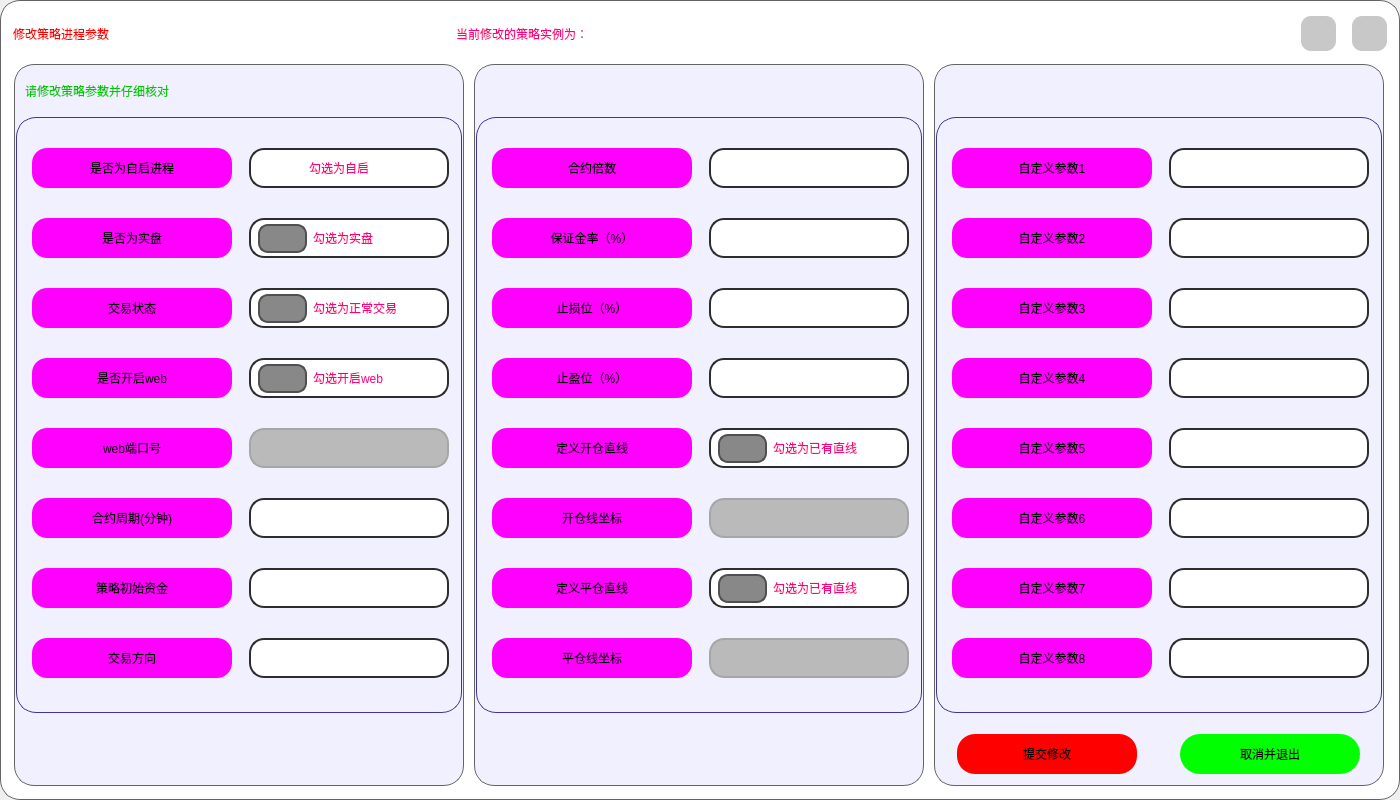
First picture: the form in UI/ModifyParameters_light.ui, repository shiyindebcd/ProcessTrader, before the edit.
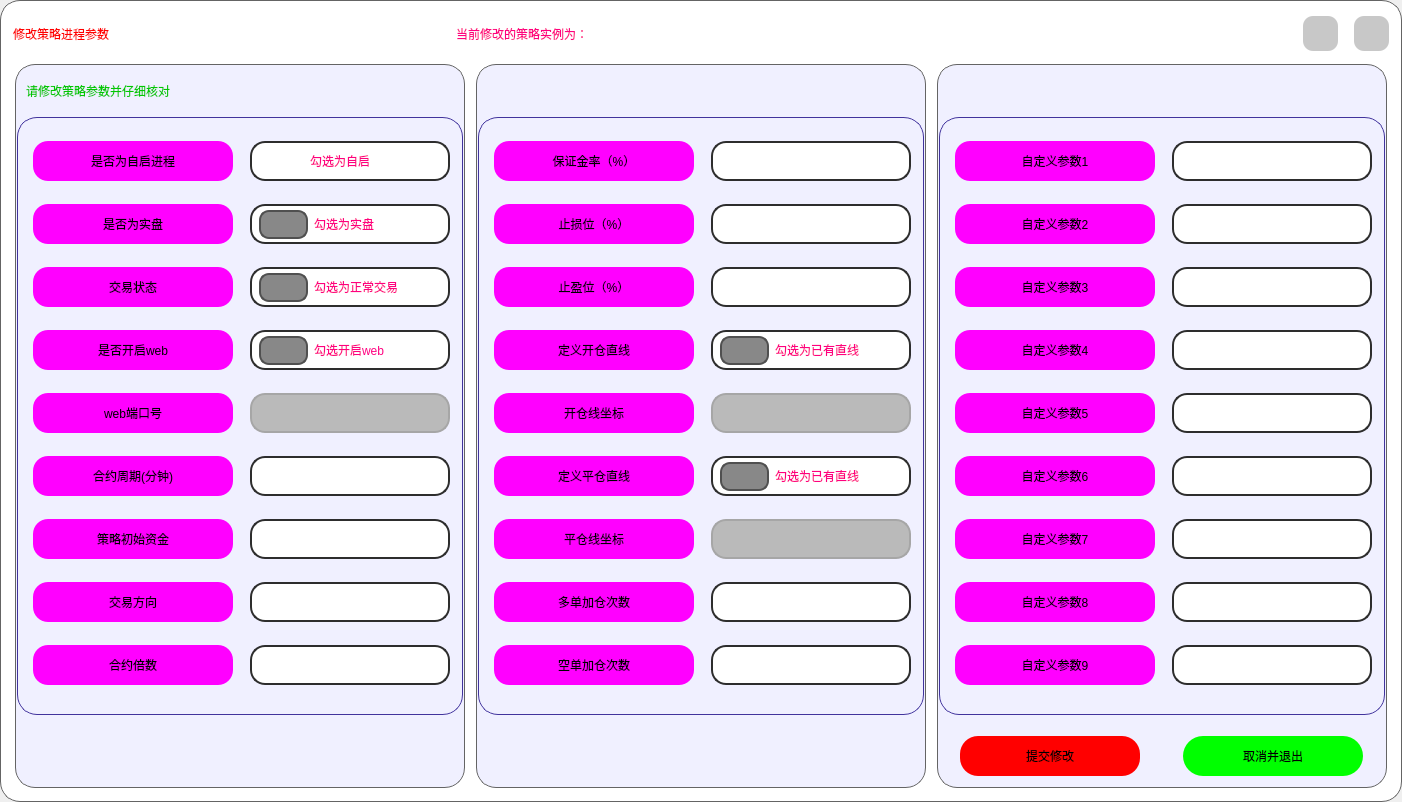
Second picture: the form after the edit. Icons and pictures are not drawn.

The edit to the form file:
```diff
--- a/UI/ModifyParameters_light.ui
+++ b/UI/ModifyParameters_light.ui
@@ -6,8 +6,8 @@
    <rect>
     <x>0</x>
     <y>0</y>
-    <width>1400</width>
-    <height>800</height>
+    <width>1402</width>
+    <height>802</height>
    </rect>
   </property>
   <property name="windowTitle">
@@ -815,6 +815,47 @@
                     </property>
                    </widget>
                   </item>
+                  <item>
+                   <widget class="QLabel" name="label_contract_multiples">
+                    <property name="minimumSize">
+                     <size>
+                      <width>200</width>
+                      <height>40</height>
+                     </size>
+                    </property>
+                    <property name="maximumSize">
+                     <size>
+                      <width>200</width>
+                      <height>40</height>
+                     </size>
+                    </property>
+                    <property name="styleSheet">
+                     <string notr="true">QLabel {
+	font: 700 18pt &quot;等线&quot;;
+	background-color: rgb(255, 0, 255);
+	border-radius: 15px;
+}
+
+QLabel:hover{
+	border: 3px solid rgb(0, 255, 0);
+}
+QLabel:disabled{
+	color: rgb(0, 0, 0);
+	border-color: rgb(166, 166, 166);
+    background-color: rgb(186, 186, 186);
+}</string>
+                    </property>
+                    <property name="text">
+                     <string>合约倍数</string>
+                    </property>
+                    <property name="alignment">
+                     <set>Qt::AlignCenter</set>
+                    </property>
+                    <property name="buddy">
+                     <cstring>contract_multiples</cstring>
+                    </property>
+                   </widget>
+                  </item>
                  </layout>
                 </widget>
                </item>
@@ -1232,6 +1273,47 @@
                     </property>
                    </widget>
                   </item>
+                  <item>
+                   <widget class="QLineEdit" name="contract_multiples">
+                    <property name="minimumSize">
+                     <size>
+                      <width>200</width>
+                      <height>40</height>
+                     </size>
+                    </property>
+                    <property name="maximumSize">
+                     <size>
+                      <width>200</width>
+                      <height>40</height>
+                     </size>
+                    </property>
+                    <property name="styleSheet">
+                     <string notr="true">QLineEdit {
+	border: 2px solid rgb(45, 45, 45);
+	border-radius: 15px;
+	padding: 5px;
+	background-color: rgb(255, 255, 255);	
+	color: rgb(0, 0, 0);
+	font: 700 18pt &quot;等线&quot;;
+}
+QLineEdit:hover {
+	border: 3px solid rgb(255, 85, 0);
+}
+QLineEdit:focus {
+	border: 3px solid rgb(255, 85, 0);
+	color: rgb(255, 0, 0);
+}
+QLineEdit:disabled{
+	color: rgb(0, 0, 0);
+	border-color: rgb(166, 166, 166);
+    background-color: rgb(186, 186, 186);
+}</string>
+                    </property>
+                    <property name="text">
+                     <string/>
+                    </property>
+                   </widget>
+                  </item>
                  </layout>
                 </widget>
                </item>
@@ -1416,47 +1498,6 @@
                   <property name="bottomMargin">
                    <number>0</number>
                   </property>
-                  <item>
-                   <widget class="QLabel" name="label_contract_multiples">
-                    <property name="minimumSize">
-                     <size>
-                      <width>200</width>
-                      <height>40</height>
-                     </size>
-                    </property>
-                    <property name="maximumSize">
-                     <size>
-                      <width>200</width>
-                      <height>40</height>
-                     </size>
-                    </property>
-                    <property name="styleSheet">
-                     <string notr="true">QLabel {
-	font: 700 18pt &quot;等线&quot;;
-	background-color: rgb(255, 0, 255);
-	border-radius: 15px;
-}
-
-QLabel:hover{
-	border: 3px solid rgb(0, 255, 0);
-}
-QLabel:disabled{
-	color: rgb(0, 0, 0);
-	border-color: rgb(166, 166, 166);
-    background-color: rgb(186, 186, 186);
-}</string>
-                    </property>
-                    <property name="text">
-                     <string>合约倍数</string>
-                    </property>
-                    <property name="alignment">
-                     <set>Qt::AlignCenter</set>
-                    </property>
-                    <property name="buddy">
-                     <cstring>contract_multiples</cstring>
-                    </property>
-                   </widget>
-                  </item>
                   <item>
                    <widget class="QLabel" name="label_margin_rate">
                     <property name="minimumSize">
@@ -1738,6 +1779,82 @@
                     </property>
                    </widget>
                   </item>
+                  <item>
+                   <widget class="QLabel" name="label_long_add_times">
+                    <property name="minimumSize">
+                     <size>
+                      <width>200</width>
+                      <height>40</height>
+                     </size>
+                    </property>
+                    <property name="maximumSize">
+                     <size>
+                      <width>200</width>
+                      <height>40</height>
+                     </size>
+                    </property>
+                    <property name="styleSheet">
+                     <string notr="true">QLabel {
+	font: 700 18pt &quot;等线&quot;;
+	background-color: rgb(255, 0, 255);
+	border-radius: 15px;
+}
+
+QLabel:hover{
+	border: 3px solid rgb(0, 255, 0);
+}
+QLabel:disabled{
+	color: rgb(0, 0, 0);
+	border-color: rgb(166, 166, 166);
+    background-color: rgb(186, 186, 186);
+}</string>
+                    </property>
+                    <property name="text">
+                     <string>多单加仓次数</string>
+                    </property>
+                    <property name="alignment">
+                     <set>Qt::AlignCenter</set>
+                    </property>
+                   </widget>
+                  </item>
+                  <item>
+                   <widget class="QLabel" name="label_short_add_times">
+                    <property name="minimumSize">
+                     <size>
+                      <width>200</width>
+                      <height>40</height>
+                     </size>
+                    </property>
+                    <property name="maximumSize">
+                     <size>
+                      <width>200</width>
+                      <height>40</height>
+                     </size>
+                    </property>
+                    <property name="styleSheet">
+                     <string notr="true">QLabel {
+	font: 700 18pt &quot;等线&quot;;
+	background-color: rgb(255, 0, 255);
+	border-radius: 15px;
+}
+
+QLabel:hover{
+	border: 3px solid rgb(0, 255, 0);
+}
+QLabel:disabled{
+	color: rgb(0, 0, 0);
+	border-color: rgb(166, 166, 166);
+    background-color: rgb(186, 186, 186);
+}</string>
+                    </property>
+                    <property name="text">
+                     <string>空单加仓次数</string>
+                    </property>
+                    <property name="alignment">
+                     <set>Qt::AlignCenter</set>
+                    </property>
+                   </widget>
+                  </item>
                  </layout>
                 </widget>
                </item>
@@ -1786,47 +1903,6 @@
                   <property name="bottomMargin">
                    <number>0</number>
                   </property>
-                  <item>
-                   <widget class="QLineEdit" name="contract_multiples">
-                    <property name="minimumSize">
-                     <size>
-                      <width>200</width>
-                      <height>40</height>
-                     </size>
-                    </property>
-                    <property name="maximumSize">
-                     <size>
-                      <width>200</width>
-                      <height>40</height>
-                     </size>
-                    </property>
-                    <property name="styleSheet">
-                     <string notr="true">QLineEdit {
-	border: 2px solid rgb(45, 45, 45);
-	border-radius: 15px;
-	padding: 5px;
-	background-color: rgb(255, 255, 255);	
-	color: rgb(0, 0, 0);
-	font: 700 18pt &quot;等线&quot;;
-}
-QLineEdit:hover {
-	border: 3px solid rgb(255, 85, 0);
-}
-QLineEdit:focus {
-	border: 3px solid rgb(255, 85, 0);
-	color: rgb(255, 0, 0);
-}
-QLineEdit:disabled{
-	color: rgb(0, 0, 0);
-	border-color: rgb(166, 166, 166);
-    background-color: rgb(186, 186, 186);
-}</string>
-                    </property>
-                    <property name="text">
-                     <string/>
-                    </property>
-                   </widget>
-                  </item>
                   <item>
                    <widget class="QLineEdit" name="margin_rate">
                     <property name="minimumSize">
@@ -2130,6 +2206,82 @@
                     </property>
                    </widget>
                   </item>
+                  <item>
+                   <widget class="QLineEdit" name="long_add_times">
+                    <property name="minimumSize">
+                     <size>
+                      <width>200</width>
+                      <height>40</height>
+                     </size>
+                    </property>
+                    <property name="maximumSize">
+                     <size>
+                      <width>200</width>
+                      <height>40</height>
+                     </size>
+                    </property>
+                    <property name="styleSheet">
+                     <string notr="true">QLineEdit {
+	border: 2px solid rgb(45, 45, 45);
+	border-radius: 15px;
+	padding: 5px;
+	background-color: rgb(255, 255, 255);	
+	color: rgb(0, 0, 0);
+	font: 700 18pt &quot;等线&quot;;
+}
+QLineEdit:hover {
+	border: 3px solid rgb(255, 85, 0);
+}
+QLineEdit:focus {
+	border: 3px solid rgb(255, 85, 0);
+	color: rgb(255, 0, 0);
+}
+QLineEdit:disabled{
+	color: rgb(0, 0, 0);
+	border-color: rgb(166, 166, 166);
+    background-color: rgb(186, 186, 186);
+}</string>
+                    </property>
+                   </widget>
+                  </item>
+                  <item>
+                   <widget class="QLineEdit" name="short_add_times">
+                    <property name="minimumSize">
+                     <size>
+                      <width>200</width>
+                      <height>40</height>
+                     </size>
+                    </property>
+                    <property name="maximumSize">
+                     <size>
+                      <width>200</width>
+                      <height>40</height>
+                     </size>
+                    </property>
+                    <property name="styleSheet">
+                     <string notr="true">QLineEdit {
+	border: 2px solid rgb(45, 45, 45);
+	border-radius: 15px;
+	padding: 5px;
+	background-color: rgb(255, 255, 255);	
+	color: rgb(0, 0, 0);
+	font: 700 18pt &quot;等线&quot;;
+}
+QLineEdit:hover {
+	border: 3px solid rgb(255, 85, 0);
+}
+QLineEdit:focus {
+	border: 3px solid rgb(255, 85, 0);
+	color: rgb(255, 0, 0);
+}
+QLineEdit:disabled{
+	color: rgb(0, 0, 0);
+	border-color: rgb(166, 166, 166);
+    background-color: rgb(186, 186, 186);
+}</string>
+                    </property>
+                   </widget>
+                  </item>
                  </layout>
                 </widget>
                </item>
@@ -2661,6 +2813,44 @@
                     </property>
                    </widget>
                   </item>
+                  <item>
+                   <widget class="QLabel" name="label_Customized_parameters9">
+                    <property name="minimumSize">
+                     <size>
+                      <width>200</width>
+                      <height>40</height>
+                     </size>
+                    </property>
+                    <property name="maximumSize">
+                     <size>
+                      <width>200</width>
+                      <height>40</height>
+                     </size>
+                    </property>
+                    <property name="styleSheet">
+                     <string notr="true">QLabel {
+	font: 700 18pt &quot;等线&quot;;
+	background-color: rgb(255, 0, 255);
+	border-radius: 15px;
+}
+
+QLabel:hover{
+	border: 3px solid rgb(0, 255, 0);
+}
+QLabel:disabled{
+	color: rgb(0, 0, 0);
+	border-color: rgb(166, 166, 166);
+    background-color: rgb(186, 186, 186);
+}</string>
+                    </property>
+                    <property name="text">
+                     <string>自定义参数9</string>
+                    </property>
+                    <property name="alignment">
+                     <set>Qt::AlignCenter</set>
+                    </property>
+                   </widget>
+                  </item>
                  </layout>
                 </widget>
                </item>
@@ -3019,6 +3209,44 @@
                     </property>
                    </widget>
                   </item>
+                  <item>
+                   <widget class="QLineEdit" name="Customized_parameters9">
+                    <property name="minimumSize">
+                     <size>
+                      <width>200</width>
+                      <height>40</height>
+                     </size>
+                    </property>
+                    <property name="maximumSize">
+                     <size>
+                      <width>200</width>
+                      <height>40</height>
+                     </size>
+                    </property>
+                    <property name="styleSheet">
+                     <string notr="true">QLineEdit {
+	border: 2px solid rgb(45, 45, 45);
+	border-radius: 15px;
+	padding: 5px;
+	background-color: rgb(255, 255, 255);	
+	color: rgb(0, 0, 0);
+	font: 700 18pt &quot;等线&quot;;
+}
+QLineEdit:hover {
+	border: 3px solid rgb(255, 85, 0);
+}
+QLineEdit:focus {
+	border: 3px solid rgb(255, 85, 0);
+	color: rgb(255, 0, 0);
+}
+QLineEdit:disabled{
+	color: rgb(0, 0, 0);
+	border-color: rgb(166, 166, 166);
+    background-color: rgb(186, 186, 186);
+}</string>
+                    </property>
+                   </widget>
+                  </item>
                  </layout>
                 </widget>
                </item>
```
